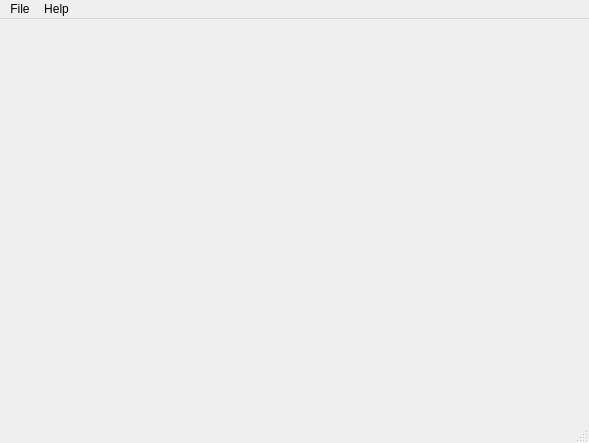
This is src/monitor/mainwindow.ui in uazure/qlabnetview as Qt 5 draws it before an edit. The edited form follows.
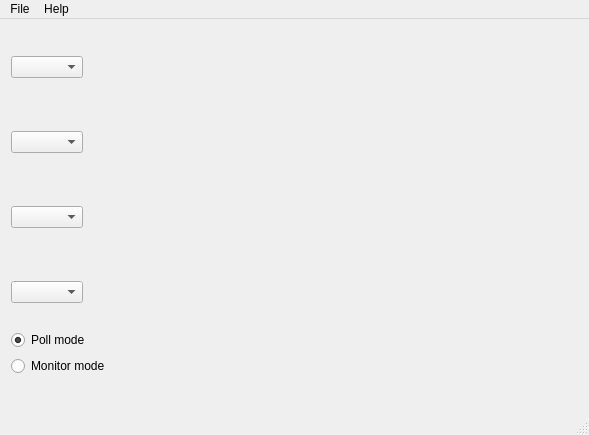
This is the edited form. Icons and pictures are not drawn.

Commit message: monitor improvements, gpibsocket modified

What changed in the file:
```diff
--- a/src/monitor/mainwindow.ui
+++ b/src/monitor/mainwindow.ui
@@ -7,7 +7,7 @@
     <x>0</x>
     <y>0</y>
     <width>589</width>
-    <height>443</height>
+    <height>390</height>
    </rect>
   </property>
   <property name="windowTitle">
@@ -19,7 +19,7 @@
   </property>
   <widget class="QWidget" name="centralWidget">
    <layout class="QGridLayout" name="gridLayout">
-    <item row="2" column="0">
+    <item row="4" column="0">
      <layout class="QHBoxLayout" name="horizontalLayout">
       <item>
        <widget class="QLabel" name="rxLabel">
@@ -60,7 +60,28 @@
     <item row="0" column="0">
      <layout class="QVBoxLayout" name="metersLayout">
       <item>
+       <layout class="QHBoxLayout" name="horizontalLayout_2">
+        <property name="topMargin">
+         <number>5</number>
+        </property>
+        <item>
+         <widget class="QComboBox" name="comboBox1">
+          <property name="sizePolicy">
+           <sizepolicy hsizetype="Maximum" vsizetype="Fixed">
+            <horstretch>0</horstretch>
+            <verstretch>0</verstretch>
+           </sizepolicy>
+          </property>
+         </widget>
+        </item>
+        <item>
        <widget class="QLabel" name="meterLabel1">
+          <property name="sizePolicy">
+           <sizepolicy hsizetype="Expanding" vsizetype="Preferred">
+            <horstretch>0</horstretch>
+            <verstretch>0</verstretch>
+           </sizepolicy>
+          </property>
         <property name="font">
          <font>
           <pointsize>42</pointsize>
@@ -68,11 +89,34 @@
         </property>
         <property name="text">
          <string/>
+          </property>
+         </widget>
+        </item>
+       </layout>
+      </item>
+      <item>
+       <layout class="QHBoxLayout" name="horizontalLayout_3">
+        <property name="topMargin">
+         <number>5</number>
+        </property>
+        <item>
+         <widget class="QComboBox" name="comboBox2">
+          <property name="sizePolicy">
+           <sizepolicy hsizetype="Maximum" vsizetype="Fixed">
+            <horstretch>0</horstretch>
+            <verstretch>0</verstretch>
+           </sizepolicy>
         </property>
        </widget>
       </item>
       <item>
        <widget class="QLabel" name="meterLabel2">
+          <property name="sizePolicy">
+           <sizepolicy hsizetype="Expanding" vsizetype="Preferred">
+            <horstretch>0</horstretch>
+            <verstretch>0</verstretch>
+           </sizepolicy>
+          </property>
         <property name="font">
          <font>
           <pointsize>42</pointsize>
@@ -80,11 +124,34 @@
         </property>
         <property name="text">
          <string/>
+          </property>
+         </widget>
+        </item>
+       </layout>
+      </item>
+      <item>
+       <layout class="QHBoxLayout" name="horizontalLayout_4">
+        <property name="topMargin">
+         <number>5</number>
+        </property>
+        <item>
+         <widget class="QComboBox" name="comboBox3">
+          <property name="sizePolicy">
+           <sizepolicy hsizetype="Maximum" vsizetype="Fixed">
+            <horstretch>0</horstretch>
+            <verstretch>0</verstretch>
+           </sizepolicy>
         </property>
        </widget>
       </item>
       <item>
        <widget class="QLabel" name="meterLabel3">
+          <property name="sizePolicy">
+           <sizepolicy hsizetype="Expanding" vsizetype="Preferred">
+            <horstretch>0</horstretch>
+            <verstretch>0</verstretch>
+           </sizepolicy>
+          </property>
         <property name="font">
          <font>
           <pointsize>42</pointsize>
@@ -94,9 +161,25 @@
          <string/>
         </property>
        </widget>
+        </item>
+       </layout>
+      </item>
+      <item>
+       <layout class="QHBoxLayout" name="horizontalLayout_5">
+        <property name="topMargin">
+         <number>5</number>
+        </property>
+        <item>
+         <widget class="QComboBox" name="comboBox4"/>
       </item>
       <item>
        <widget class="QLabel" name="meterLabel4">
+          <property name="sizePolicy">
+           <sizepolicy hsizetype="Expanding" vsizetype="Preferred">
+            <horstretch>0</horstretch>
+            <verstretch>0</verstretch>
+           </sizepolicy>
+          </property>
         <property name="font">
          <font>
           <pointsize>42</pointsize>
@@ -109,7 +192,9 @@
       </item>
      </layout>
     </item>
-    <item row="1" column="0">
+     </layout>
+    </item>
+    <item row="3" column="0">
      <spacer name="verticalSpacer">
       <property name="orientation">
        <enum>Qt::Vertical</enum>
@@ -122,6 +207,29 @@
       </property>
      </spacer>
     </item>
+    <item row="1" column="0">
+     <widget class="QRadioButton" name="radioPoll">
+      <property name="toolTip">
+       <string>Poll server for every portion of data. It is more secure</string>
+      </property>
+      <property name="text">
+       <string>Poll mode</string>
+      </property>
+      <property name="checked">
+       <bool>true</bool>
+      </property>
+     </widget>
+    </item>
+    <item row="2" column="0">
+     <widget class="QRadioButton" name="radioMonitor">
+      <property name="toolTip">
+       <string>In this mode server will send unicast packets with the latest data portion. This is faster</string>
+      </property>
+      <property name="text">
+       <string>Monitor mode</string>
+      </property>
+     </widget>
+    </item>
    </layout>
   </widget>
   <widget class="QMenuBar" name="menuBar">
```
Left out of the diff: 18 changed lines with no effect on the pictures. Lines whose indentation alone changed are shown as unchanged. The commit also changes 8 other files.
